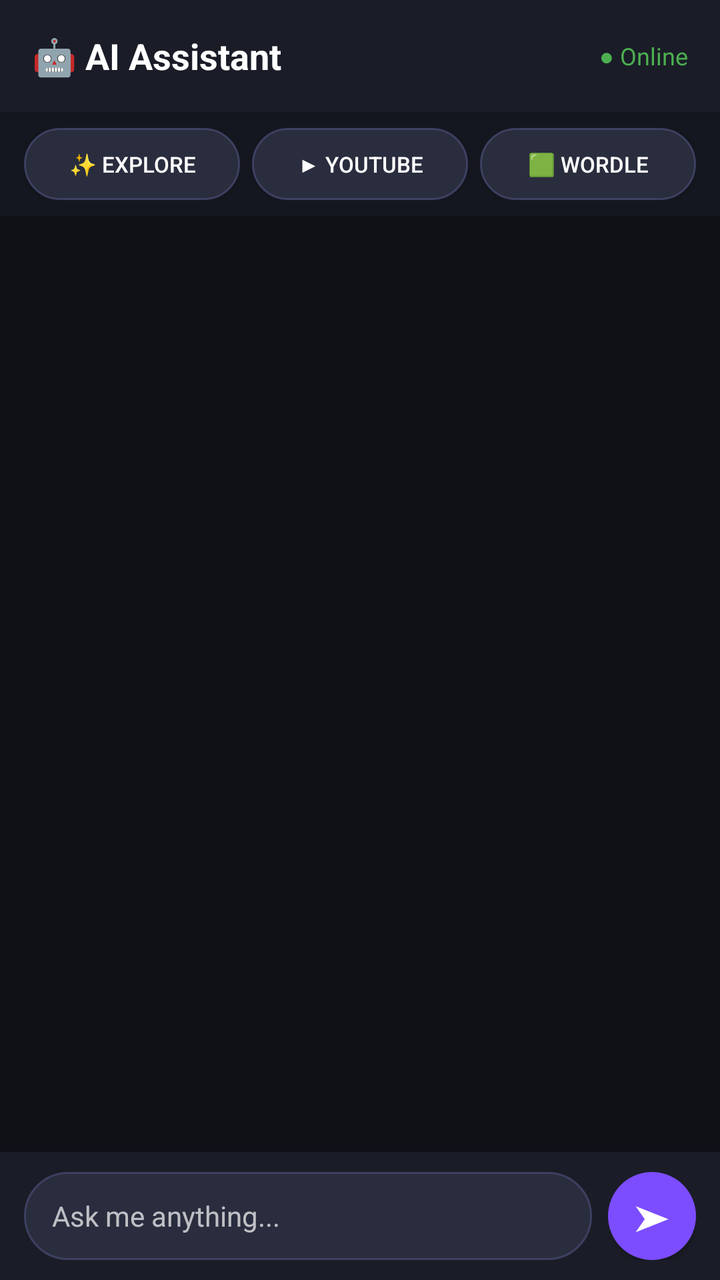
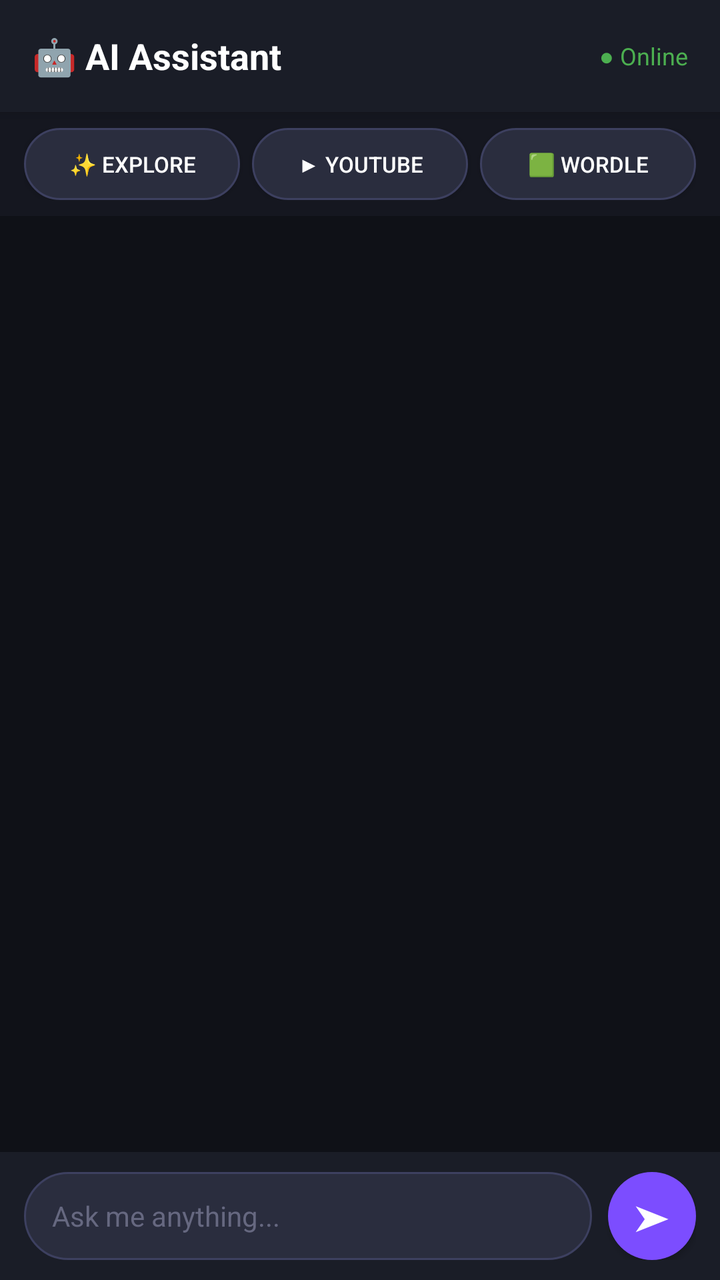

Compare the two renders of this Android layout. The source of the first and the diff that turns it into the second are given below.
<!-- AndroidManifest.xml: application theme Theme.AIAssistant -->
<!-- res/layout/activity_main.xml -->
<?xml version="1.0" encoding="utf-8"?>
<LinearLayout
    xmlns:android="http://schemas.android.com/apk/res/android"
    android:layout_width="match_parent"
    android:layout_height="match_parent"
    android:orientation="vertical"
    android:background="#0F1117"
    android:padding="0dp">

    
    <LinearLayout
        android:layout_width="match_parent"
        android:layout_height="56dp"
        android:background="#1A1D27"
        android:gravity="center_vertical"
        android:paddingStart="16dp"
        android:paddingEnd="16dp"
        android:elevation="4dp">

        <TextView
            android:layout_width="0dp"
            android:layout_height="wrap_content"
            android:layout_weight="1"
            android:text="🤖 AI Assistant"
            android:textColor="#FFFFFF"
            android:textSize="18sp"
            android:textStyle="bold" />

        <TextView
            android:id="@+id/statusDot"
            android:layout_width="wrap_content"
            android:layout_height="wrap_content"
            android:text="● Online"
            android:textColor="#4CAF50"
            android:textSize="12sp" />
    </LinearLayout>

    
    <LinearLayout
        android:layout_width="match_parent"
        android:layout_height="wrap_content"
        android:background="#151720"
        android:paddingStart="12dp"
        android:paddingEnd="12dp"
        android:paddingTop="8dp"
        android:paddingBottom="8dp"
        android:orientation="horizontal">

        <Button
            android:id="@+id/btnExplore"
            android:layout_width="0dp"
            android:layout_height="36dp"
            android:layout_weight="1"
            android:layout_marginEnd="6dp"
            android:text="✨ Explore"
            android:textSize="11sp"
            android:background="@drawable/btn_chip"
            android:textColor="#FFFFFF" />

        <Button
            android:id="@+id/btnYouTube"
            android:layout_width="0dp"
            android:layout_height="36dp"
            android:layout_weight="1"
            android:layout_marginEnd="6dp"
            android:text="▶ YouTube"
            android:textSize="11sp"
            android:background="@drawable/btn_chip"
            android:textColor="#FFFFFF" />

        <Button
            android:id="@+id/btnWordle"
            android:layout_width="0dp"
            android:layout_height="36dp"
            android:layout_weight="1"
            android:text="🟩 Wordle"
            android:textSize="11sp"
            android:background="@drawable/btn_chip"
            android:textColor="#FFFFFF" />
    </LinearLayout>

    
    <ScrollView
        android:id="@+id/scrollView"
        android:layout_width="match_parent"
        android:layout_height="0dp"
        android:layout_weight="1"
        android:padding="12dp"
        android:clipToPadding="false">

        <TextView
            android:id="@+id/chatLog"
            android:layout_width="match_parent"
            android:layout_height="wrap_content"
            android:textColor="#E0E0E0"
            android:textSize="15sp"
            android:lineSpacingExtra="2dp"
            android:fontFamily="monospace" />
    </ScrollView>

    
    <ProgressBar
        android:id="@+id/loadingBar"
        style="?android:attr/progressBarStyleHorizontal"
        android:layout_width="match_parent"
        android:layout_height="3dp"
        android:indeterminate="true"
        android:progressTint="#7C4DFF"
        android:indeterminateTint="#7C4DFF"
        android:visibility="gone" />

    
    <LinearLayout
        android:layout_width="match_parent"
        android:layout_height="wrap_content"
        android:background="#1A1D27"
        android:paddingStart="12dp"
        android:paddingEnd="12dp"
        android:paddingTop="10dp"
        android:paddingBottom="10dp"
        android:orientation="horizontal"
        android:gravity="center_vertical">

        <EditText
            android:id="@+id/inputField"
            android:layout_width="0dp"
            android:layout_height="44dp"
            android:layout_weight="1"
            android:layout_marginEnd="8dp"
            android:background="@drawable/input_bg"
            android:hint="Ask me anything..."
            android:hintTextColor="#666880"
            android:textColor="#FFFFFF"
            android:textSize="14sp"
            android:paddingStart="14dp"
            android:paddingEnd="14dp"
            android:imeOptions="actionSend"
            android:inputType="text"
            android:maxLines="1" />

        <Button
            android:id="@+id/sendButton"
            android:layout_width="44dp"
            android:layout_height="44dp"
            android:text="➤"
            android:textSize="18sp"
            android:textColor="#FFFFFF"
            android:background="@drawable/btn_send"
            android:padding="0dp" />
    </LinearLayout>

</LinearLayout>
<!-- resources referenced by this layout -->
<resources>
  <!-- drawable btn_chip (drawable) -->
  <?xml version="1.0" encoding="utf-8"?>
  <shape xmlns:android="http://schemas.android.com/apk/res/android"
      android:shape="rectangle">
      <solid android:color="#2A2D3E" />
      <corners android:radius="18dp" />
      <stroke android:width="1dp" android:color="#3D4060" />
  </shape>
  <!-- drawable btn_send (drawable) -->
  <?xml version="1.0" encoding="utf-8"?>
  <shape xmlns:android="http://schemas.android.com/apk/res/android"
      android:shape="oval">
      <solid android:color="#7C4DFF" />
  </shape>
  <!-- drawable input_bg (drawable) -->
  <?xml version="1.0" encoding="utf-8"?>
  <shape xmlns:android="http://schemas.android.com/apk/res/android"
      android:shape="rectangle">
      <solid android:color="#2A2D3E" />
      <corners android:radius="22dp" />
      <stroke android:width="1dp" android:color="#3D4060" />
  </shape>
  <style name="Theme.AIAssistant" parent="Theme.AppCompat.NoActionBar">
          <item name="colorPrimary">@color/colorPrimary</item>
          <item name="colorPrimaryDark">@color/colorPrimaryDark</item>
          <item name="colorAccent">@color/colorAccent</item>
          <item name="android:windowBackground">@color/bgDark</item>
          <item name="android:statusBarColor">@color/bgCard</item>
      </style>
  <color name="colorPrimary">#7C4DFF</color>
  <color name="colorPrimaryDark">#5E35B1</color>
  <color name="colorAccent">#7C4DFF</color>
  <color name="bgDark">#0F1117</color>
  <color name="bgCard">#1A1D27</color>
</resources>

<!-- the commit's change to res/layout/activity_main.xml (unified diff, before → after) -->
@@ -129,7 +129,7 @@
             android:layout_marginEnd="8dp"
             android:background="@drawable/input_bg"
             android:hint="Ask me anything..."
-            android:hintTextColor="#666880"
+            android:textColorHint="#666880"
             android:textColor="#FFFFFF"
             android:textSize="14sp"
             android:paddingStart="14dp"
